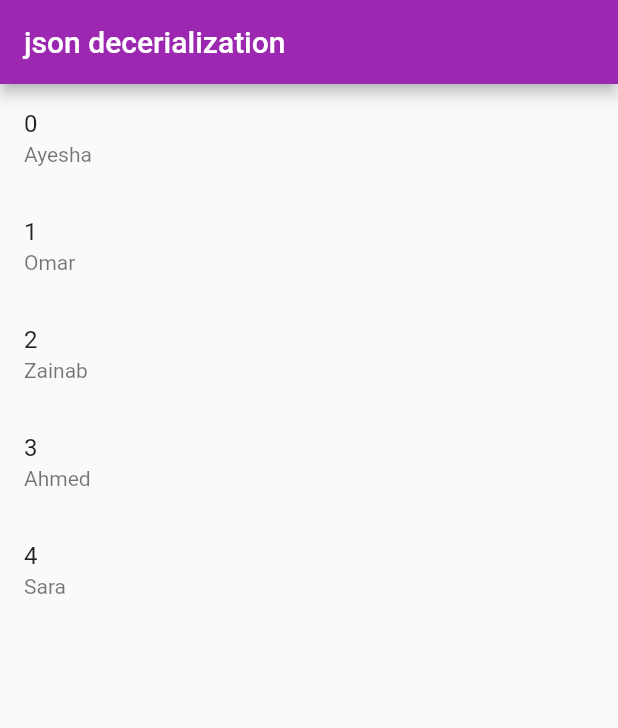
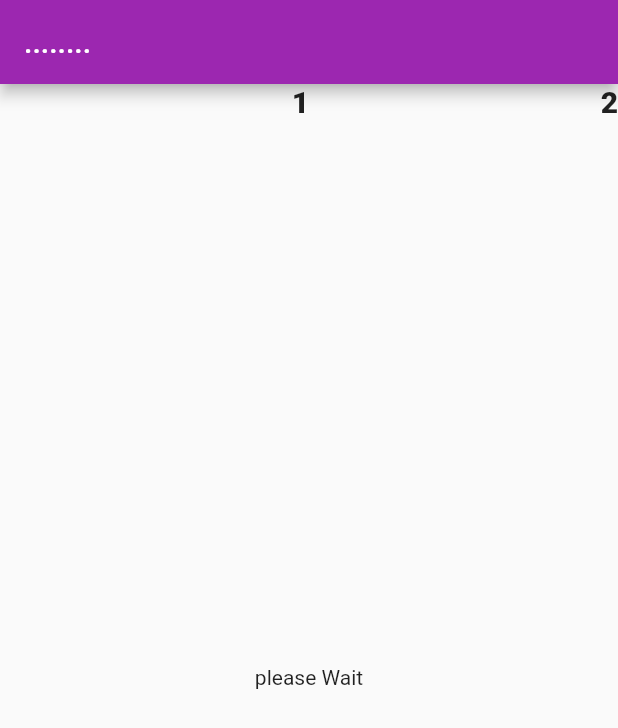
Before and after one commit to Abdullah6445/flutter-training, a Flutter app: the screen it shows after launch, on a phone screen of 412 x 824 dp. Shown: the top 728 px of the screen. Run offline on Flutter 3.47's test engine with Material 3 defaults, Android fonts, the phone set to English and light mode, and no system bars; our stand-ins replace sqflite, sqflite_common_ffi, stacked; accounts and stored records are empty; statements that could not run were skipped.

Commit message:
started to work on map and loop for http again: this commit contains error

```diff
--- /dev/null
+++ b/lib/api_by_myself/user_screen_vm.dart
@@ -0,0 +1,47 @@
+import 'dart:convert';
+
+import 'package:flutter/material.dart';
+import 'package:stacked/stacked.dart';
+import 'package:http/http.dart' as http;
+
+class UserScreenVM extends BaseViewModel {
+  List<UserModel> userActualList = [];
+}
+
+class UserModel {
+  int id;
+  String name;
+  String userName;
+  String email;
+  String phone;
+  String webSite;
+
+
+  User,,,,,
+
+}
+
+
+// {
+//     "id": 1,
+//     "name": "Leanne Graham",
+//     "username": "Bret",
+//     "email": "Sincere@april.biz",
+//     "address": {
+//       "street": "Kulas Light",
+//       "suite": "Apt. 556",
+//       "city": "Gwenborough",
+//       "zipcode": "92998-3874",
+//       "geo": {
+//         "lat": "-37.3159",
+//         "lng": "81.1496"
+//       }
+//     },
+//     "phone": "1-770-736-8031 x56442",
+//     "website": "hildegard.org",
+//     "company": {
+//       "name": "Romaguera-Crona",
+//       "catchPhrase": "Multi-layered client-server neural-net",
+//       "bs": "harness real-time e-markets"
+//     }
+//   },
--- /dev/null
+++ b/lib/api_by_myself/user_screen_vu.dart
@@ -0,0 +1,61 @@
+import 'package:flutter/material.dart';
+import 'package:stacked/stacked.dart';
+
+import 'user_screen_vm.dart';
+
+class UserScreenVU extends StackedView<UserScreenVM> {
+  const UserScreenVU({super.key});
+
+  @override
+  Widget builder(BuildContext context, UserScreenVM viewModel, Widget? child) {
+    return Scaffold(
+        appBar: AppBar(
+          title: const Text("........"),
+        ),
+        body: Column(
+          children: [
+            const Row(
+              children: [
+                Spacer(),
+                Text(
+                  '1',
+                  style: TextStyle(fontWeight: FontWeight.w900, fontSize: 20),
+                ),
+                Spacer(),
+                Text(
+                  '2',
+                  style: TextStyle(fontWeight: FontWeight.w900, fontSize: 20),
+                ),
+              ],
+            ),
+            Expanded(
+              child: FutureBuilder(
+                future: viewModel.gettingData(),
+                builder: (context, snapshot) {
+                  if (snapshot.hasError) {
+                    const Center(child: Text("error...."));
+                  }
+                  if (snapshot.hasData) {
+                    return ListView.builder(
+                      itemCount: viewModel.userActualList.length,
+                      itemBuilder: (context, index) {
+                        return ListTile(
+                          title: Text(),
+                        );
+                      },
+                    );
+                  } else {
+                    return const Center(child: Text("please Wait"));
+                  }
+                },
+              ),
+            ),
+          ],
+        ));
+  }
+
+  @override
+  UserScreenVM viewModelBuilder(BuildContext context) {
+    return UserScreenVM();
+  }
+}
--- a/lib/main.dart
+++ b/lib/main.dart
@@ -1,5 +1,6 @@
 import 'package:flutter/material.dart';
 
+import 'api_by_myself/user_screen_vu.dart';
 import 'json_serialization/serialize.dart';
 
 void main() {
@@ -24,7 +25,7 @@
         primarySwatch: Colors.purple,
         useMaterial3: false,
       ),
-      home: SerializePage(),
+      home: UserScreenVU(),
       // ),
     );
   }
--- a/pubspec.yaml
+++ b/pubspec.yaml
@@ -43,6 +43,7 @@ dependencies:
   path_provider: ^2.1.4
   sqflite_common_ffi: ^2.3.3
   http: ^1.2.2
+  html: ^0.15.5
 
 dev_dependencies:
   flutter_test:
```
Also changed, not shown: lib/dollar_to_pkr/dollar_screen.dart (added, +132 -0 lines), pubspec.lock.
